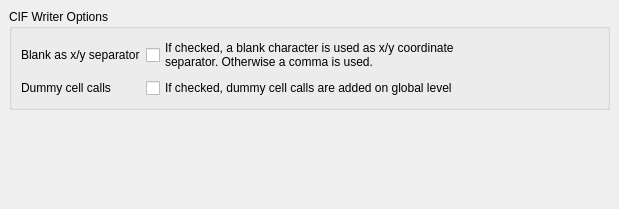
The window that eda-klayout/src/plugins/streamers/cif/lay_plugin/CIFWriterOptionPage.ui (tolgauye/GMOS) describes before a commit, drawn with Qt 5.
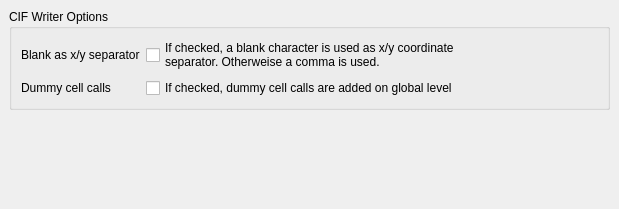
The same window after the commit.

```diff
--- a/eda-klayout/src/plugins/streamers/cif/lay_plugin/CIFWriterOptionPage.ui
+++ b/eda-klayout/src/plugins/streamers/cif/lay_plugin/CIFWriterOptionPage.ui
@@ -39,7 +39,7 @@
         </property>
         <property name="text">
          <string>If checked, a blank character is used as x/y coordinate
-separator. Otherwise a comma is used.</string>
+separator. Otherweise a comma is used.</string>
         </property>
        </widget>
       </item>
```
